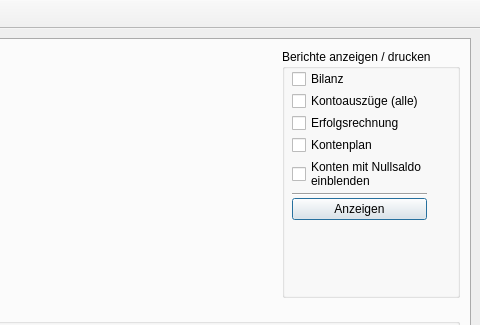
Qt form mainwindow.ui (MatFluor/meteor-accounting) before a commit; both pictures show x 504 to 984 and y 0 to 325 of the 984 by 672 pixel window.
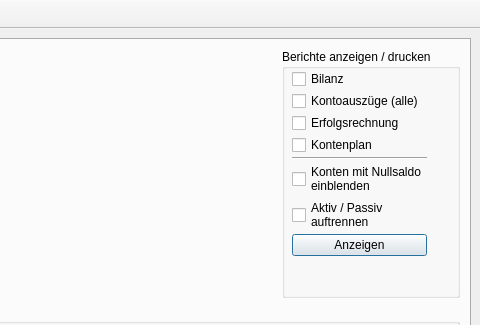
The same form after that commit. Icons and pictures are not drawn.

Commit message: Added 'Split-Bilanz' checkbox

What changed in the file:
```diff
--- a/mainwindow.ui
+++ b/mainwindow.ui
@@ -610,7 +610,7 @@
             <rect>
              <x>10</x>
              <y>20</y>
-             <width>181</width>
+             <width>185</width>
              <height>241</height>
             </rect>
            </property>
@@ -672,14 +672,6 @@
               </property>
              </widget>
             </item>
-            <item>
-             <widget class="QCheckBox" name="nullein_chk">
-              <property name="text">
-               <string>Konten mit Nullsaldo
-einblenden</string>
-              </property>
-             </widget>
-            </item>
             <item>
              <widget class="Line" name="line_2">
               <property name="sizePolicy">
@@ -693,6 +685,22 @@
               </property>
              </widget>
             </item>
+            <item>
+             <widget class="QCheckBox" name="nullein_chk">
+              <property name="text">
+               <string>Konten mit Nullsaldo
+einblenden</string>
+              </property>
+             </widget>
+            </item>
+            <item>
+             <widget class="QCheckBox" name="checkBox">
+              <property name="text">
+               <string>Aktiv / Passiv
+auftrennen</string>
+              </property>
+             </widget>
+            </item>
             <item>
              <widget class="QPushButton" name="show_report_btn">
               <property name="font">
```
The commit also changes 2 other files.
